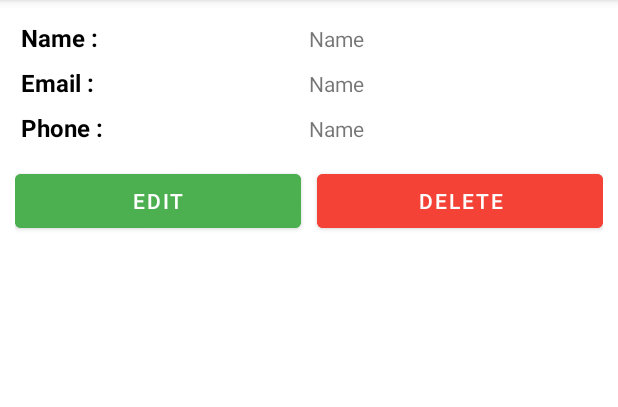
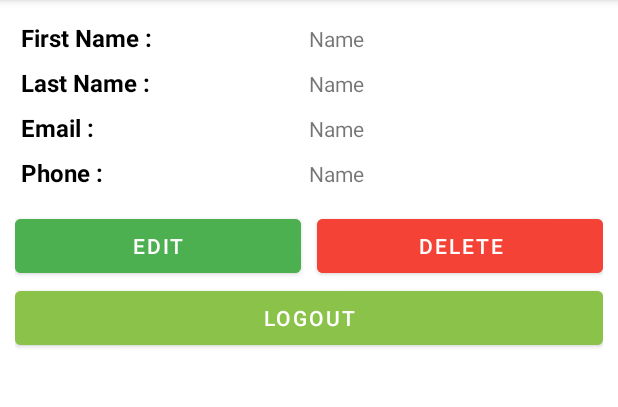
Before and after one commit to Aqibnawaz1257/CrudOpeationsAndroidupdate, an Android app: the ViewProfile screen opened directly, with no data from a screen before it, on a phone screen of 412 x 824 dp, the part 84-491 px from its top. Run offline under Robolectric (Android 15) with nearby library versions, the phone set to English and light mode, and no system bars; our stand-ins replace Firebase (no records; nobody signed in at launch, a user with empty details on screens opened directly).

Commit message:
New Project for some client

```diff
--- a/app/src/main/AndroidManifest.xml
+++ b/app/src/main/AndroidManifest.xml
@@ -2,6 +2,8 @@
 <manifest xmlns:android="http://schemas.android.com/apk/res/android"
     xmlns:tools="http://schemas.android.com/tools">
 
+
+    <uses-permission android:name="android.permission.INTERNET"/>
     <application
         android:allowBackup="true"
         android:dataExtractionRules="@xml/data_extraction_rules"
--- a/app/src/main/java/com/example/crudoperationinfirebasebyaqib/ViewProfile.java
+++ b/app/src/main/java/com/example/crudoperationinfirebasebyaqib/ViewProfile.java
@@ -3,6 +3,7 @@ package com.example.crudoperationinfirebasebyaqib;
 import androidx.annotation.NonNull;
 import androidx.appcompat.app.AppCompatActivity;
 
+import android.app.ProgressDialog;
 import android.content.Context;
 import android.content.Intent;
 import android.os.Bundle;
@@ -31,8 +32,8 @@ import java.util.List;
 
 public class ViewProfile extends AppCompatActivity {
 
-    TextView name , email , phone;
-    EditText upname , upemail , upphone;
+    TextView name , email , phone , lname;
+    EditText upname , upemail , upphone,uplastname;
 
     LinearLayout layout;
 
@@ -43,7 +44,9 @@ public class ViewProfile extends AppCompatActivity {
     FirebaseAuth mAuth;
     FirebaseUser user;
 
-    String Sname , Semail , Sphone;
+    ProgressDialog dialog;
+
+    String Sname , Semail , Sphone , Slname;
     StdModel stdModel;
 
 
@@ -68,13 +71,16 @@ public class ViewProfile extends AppCompatActivity {
 
                 if (model != null){
 
-                    Sname = model.getName();
+                    Sname = model.getFirst_name();
                     Semail = user.getEmail();
-                    Sphone = model.getPhone();
+                    Sphone = model.getUsername();
+                    Slname = model.getLast_name();
+
 
                     name.setText(Sname);
                     email.setText(Semail);
                     phone.setText(Sphone);
+                    lname.setText(Slname);
 
                 }
 
@@ -90,14 +96,23 @@ public class ViewProfile extends AppCompatActivity {
     private void init(){
 
         name = findViewById(R.id.showusername);
+        lname = findViewById(R.id.showuserlname);
         email = findViewById(R.id.showuseremail);
         phone = findViewById(R.id.showuserphone);
         btn_update_profile = findViewById(R.id.btn_update_profile);
         delete_account = findViewById(R.id.btn_delete_account);
 
+
+        dialog = new ProgressDialog(this);
+        dialog.setTitle("Please wait");
+        dialog.setMessage("please wait the process is working..!");
+
+
+
         upname = findViewById(R.id.upname);
         upemail = findViewById(R.id.upemail);
         upphone = findViewById(R.id.upphone);
+        uplastname = findViewById(R.id.uplname);
 
         layout = findViewById(R.id.updateprofilelayout);
         edit = findViewById(R.id.bt_edit_profile);
@@ -112,6 +127,8 @@ public class ViewProfile extends AppCompatActivity {
             @Override
             public void onClick(View v) {
 
+                dialog.show();
+
                 db.child(user.getUid()).removeValue();
                 AuthCredential credential = EmailAuthProvider.getCredential(email.getText().toString(),"123456");
                 user.reauthenticate(credential).addOnCompleteListener(new OnCompleteListener<Void>() {
@@ -125,6 +142,13 @@ public class ViewProfile extends AppCompatActivity {
                     }
                 });
 
+                Snackbar.make(v , "Delete Account Successfully " , Snackbar.LENGTH_LONG).show();
+
+                Intent intent = new Intent(getApplicationContext(),Login_page.class);
+                startActivity(intent);
+                finish();
+                dialog.dismiss();
+
 
 
             }
@@ -137,6 +161,7 @@ public class ViewProfile extends AppCompatActivity {
                 upname.setText(Sname);
                 upemail.setText(Semail);
                 upphone.setText(Sphone);
+                uplastname.setText(Slname);
                 layout.setVisibility(View.VISIBLE);
 
 
@@ -150,13 +175,23 @@ public class ViewProfile extends AppCompatActivity {
             @Override
             public void onClick(View v) {
 
-                 stdModel= new StdModel(user.getUid(),upname.getText().toString(),
-                        upemail.getText().toString(),upphone.getText().toString());
+                dialog.show();
+
+                 stdModel= new StdModel(user.getUid(),
+                         upname.getText().toString(),
+                         uplastname.getText().toString(),
+                        upemail.getText().toString(),
+                         upphone.getText().toString());
                 db.child(user.getUid()).setValue(stdModel);
                 layout.setVisibility(View.GONE);
 
                 Clear();
                 Snackbar.make(v , "User profile Updated " , Snackbar.LENGTH_LONG).show();
+
+                Intent intent = new Intent(getApplicationContext(),Login_page.class);
+                startActivity(intent);
+                finish();
+                dialog.dismiss();
 
 
 
@@ -176,8 +211,14 @@ public class ViewProfile extends AppCompatActivity {
         upname.setText("");
         upemail.setText("");
         upphone.setText("");
+        uplastname.setText("");
 
     }
 
 
+    public void logout(View view) {
+        mAuth.signOut();
+        startActivity(new Intent(getApplicationContext(),Login_page.class));
+        finish();
+    }
 }
--- a/app/src/main/res/layout/activity_view_profile.xml
+++ b/app/src/main/res/layout/activity_view_profile.xml
@@ -27,7 +27,7 @@
                 android:layout_width="0dp"
                 android:layout_height="wrap_content"
                 android:layout_weight="1"
-                android:text="Name :"
+                android:text="First Name :"
                 android:textSize="16sp"
                 android:textColor="#000"
                 android:textStyle="bold"
@@ -40,6 +40,30 @@
                 android:id="@+id/showusername"
                 />
         </LinearLayout>
+        <LinearLayout
+            android:layout_width="match_parent"
+            android:layout_height="wrap_content"
+            android:orientation="horizontal"
+            android:padding="4dp"
+            >
+            <TextView
+                android:layout_width="0dp"
+                android:layout_height="wrap_content"
+                android:layout_weight="1"
+                android:text="Last Name :"
+                android:textSize="16sp"
+                android:textColor="#000"
+                android:textStyle="bold"
+                />
+            <TextView
+                android:layout_width="0dp"
+                android:layout_height="wrap_content"
+                android:layout_weight="1"
+                android:text="Name "
+                android:id="@+id/showuserlname"
+                />
+        </LinearLayout>
+
         <LinearLayout
             android:layout_width="match_parent"
             android:layout_height="wrap_content"
@@ -133,7 +157,17 @@
             android:layout_width="match_parent"
             android:layout_height="wrap_content"
             android:id="@+id/upname"
-            android:hint="Enter the name"
+            android:hint="Enter the first name"
+            android:layout_marginTop="10dp"
+            android:background="@drawable/edtbackground"
+            android:padding="10dp"
+
+            />
+        <EditText
+            android:layout_width="match_parent"
+            android:layout_height="wrap_content"
+            android:id="@+id/uplname"
+            android:hint="Enter the Last name"
             android:layout_marginTop="10dp"
             android:background="@drawable/edtbackground"
             android:padding="10dp"
@@ -173,34 +207,14 @@
 
 
 
-
-
-    <!--    <LinearLayout-->
-<!--        android:layout_width="match_parent"-->
-<!--        android:layout_height="wrap_content"-->
-<!--        android:orientation="horizontal"-->
-<!--        android:padding="4dp"-->
-<!--        >-->
-<!--        <TextView-->
-<!--            android:layout_width="0dp"-->
-<!--            android:layout_height="wrap_content"-->
-<!--            android:layout_weight="1"-->
-<!--            android:text="Name :"-->
-<!--            android:textSize="16sp"-->
-<!--            android:textColor="#000"-->
-<!--            android:textStyle="bold"-->
-<!--            />-->
-<!--        <TextView-->
-<!--            android:layout_width="0dp"-->
-<!--            android:layout_height="wrap_content"-->
-<!--            android:layout_weight="1"-->
-<!--            android:text="Name "-->
-<!--            android:id="@+id/showusername"-->
-<!--            />-->
-<!--    </LinearLayout>-->
-
-
-
+    <Button
+        android:layout_width="match_parent"
+        android:layout_height="wrap_content"
+        android:backgroundTint="#8BC34A"
+        android:text="Logout"
+        android:padding="5dp"
+        android:onClick="logout"
+        />
 
 
 </LinearLayout>
--- a/app/src/main/res/layout/items.xml
+++ b/app/src/main/res/layout/items.xml
@@ -31,7 +31,6 @@
             android:layout_height="wrap_content"
             android:id="@+id/showemail"
             android:layout_marginTop="5dp"
-
             android:text="Name"
             />
 
@@ -40,7 +39,6 @@
             android:layout_height="wrap_content"
             android:id="@+id/showphone"
             android:layout_marginTop="5dp"
-
             android:text="Name"
             />
         <TextView
```
Also changed, not shown: app/src/main/java/com/example/crudoperationinfirebasebyaqib/InsertData.java (+35 -8 lines), app/src/main/java/com/example/crudoperationinfirebasebyaqib/Login_page.java (+6 -2 lines), app/src/main/java/com/example/crudoperationinfirebasebyaqib/MainActivity.java (+25 -0 lines), app/src/main/java/com/example/crudoperationinfirebasebyaqib/MyAdapter.java (+11 -7 lines), app/src/main/java/com/example/crudoperationinfirebasebyaqib/StdModel.java (+25 -15 lines), app/src/main/java/com/example/crudoperationinfirebasebyaqib/Update_page.java (+36 -15 lines), app/src/main/res/layout/activity_insert_data.xml (+25 -13 lines), app/src/main/res/layout/activity_update_page.xml (+31 -19 lines), 1 other file.
